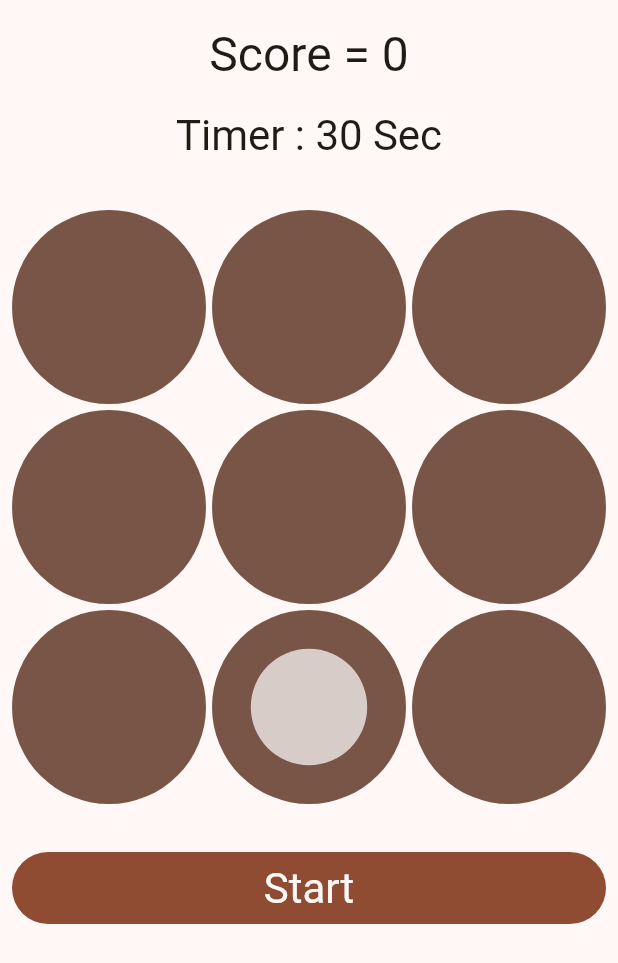
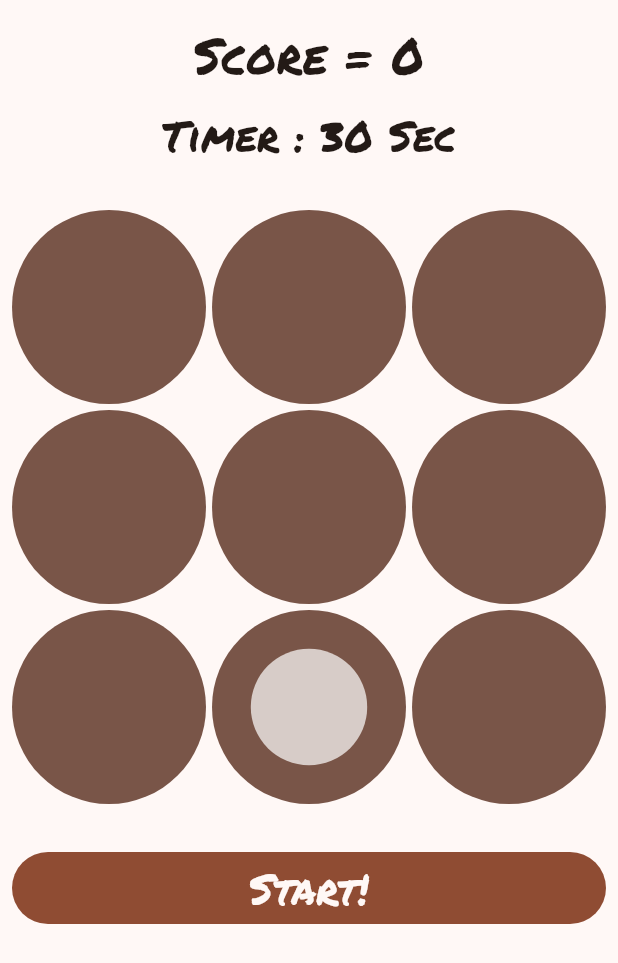
Before and after one commit to anoochit/whack-a-mole, a Flutter app: the screen it shows after launch, on a phone screen of 412 x 824 dp. Shown: the top 963 px of the screen. Run offline on Flutter 3.47's test engine with Material 3 defaults, Android fonts, the light colour scheme and no system bars; our stand-ins replace gap, google_fonts; missing offline and left inert: bitsdojo_window.

Commit message:
update font

```diff
--- a/lib/main.dart
+++ b/lib/main.dart
@@ -2,6 +2,7 @@
 
 import 'package:bitsdojo_window/bitsdojo_window.dart';
 import 'package:flutter/material.dart';
+import 'package:google_fonts/google_fonts.dart';
 import 'package:whackmole/pages/home.dart';
 
 void main() {
@@ -33,6 +34,12 @@
       theme: ThemeData(
         colorScheme: ColorScheme.fromSeed(seedColor: Colors.brown),
         useMaterial3: true,
+        textTheme: TextTheme(
+          headlineLarge:
+              GoogleFonts.permanentMarker(fontWeight: FontWeight.w400),
+          headlineMedium:
+              GoogleFonts.permanentMarker(fontWeight: FontWeight.w300),
+        ),
       ),
       home: const HomePage(),
     );
--- a/lib/pages/home.dart
+++ b/lib/pages/home.dart
@@ -121,7 +121,7 @@ class _HomePageState extends State<HomePage> {
                         startGame();
                       },
                       child: Text(
-                        'Start',
+                        'Start!',
                         style: Theme.of(context)
                             .textTheme
                             .headlineMedium!
--- a/pubspec.yaml
+++ b/pubspec.yaml
@@ -33,6 +33,7 @@ dependencies:
   flutter:
     sdk: flutter
   gap: ^3.0.1
+  google_fonts: ^6.2.1
 
 dev_dependencies:
   flutter_lints: ^3.0.0
```
Also changed, not shown: pubspec.lock, 1 other file.
